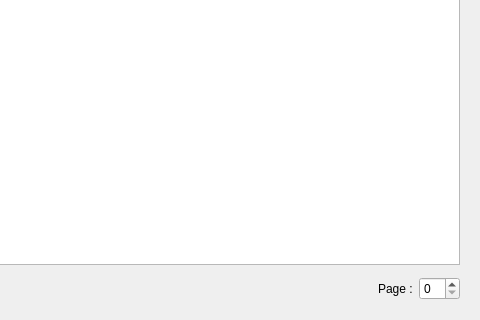
Qt form src/sakia/gui/navigation/txhistory/txhistory.ui (duniter/sakia) before a commit; both pictures show x 176 to 656 and y 315 to 635 of the 656 by 635 pixel window.
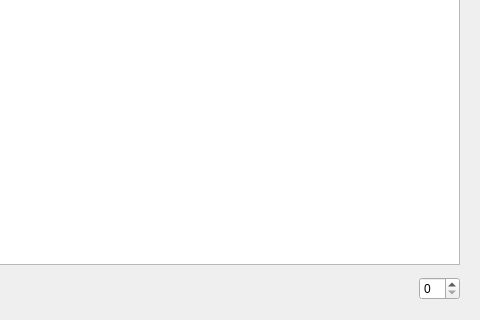
The same form after that commit. Icons and pictures are not drawn. Custom widgets are drawn as their Qt base class.

Commit message: Display page from 1 instead of 0

```diff
--- a/src/sakia/gui/navigation/txhistory/txhistory.ui
+++ b/src/sakia/gui/navigation/txhistory/txhistory.ui
@@ -187,13 +187,6 @@
            </property>
           </spacer>
          </item>
-         <item>
-          <widget class="QLabel" name="label">
-           <property name="text">
-            <string>Page :</string>
-           </property>
-          </widget>
-         </item>
          <item>
           <widget class="QSpinBox" name="spin_page"/>
          </item>
```
The commit also changes 3 other files.
